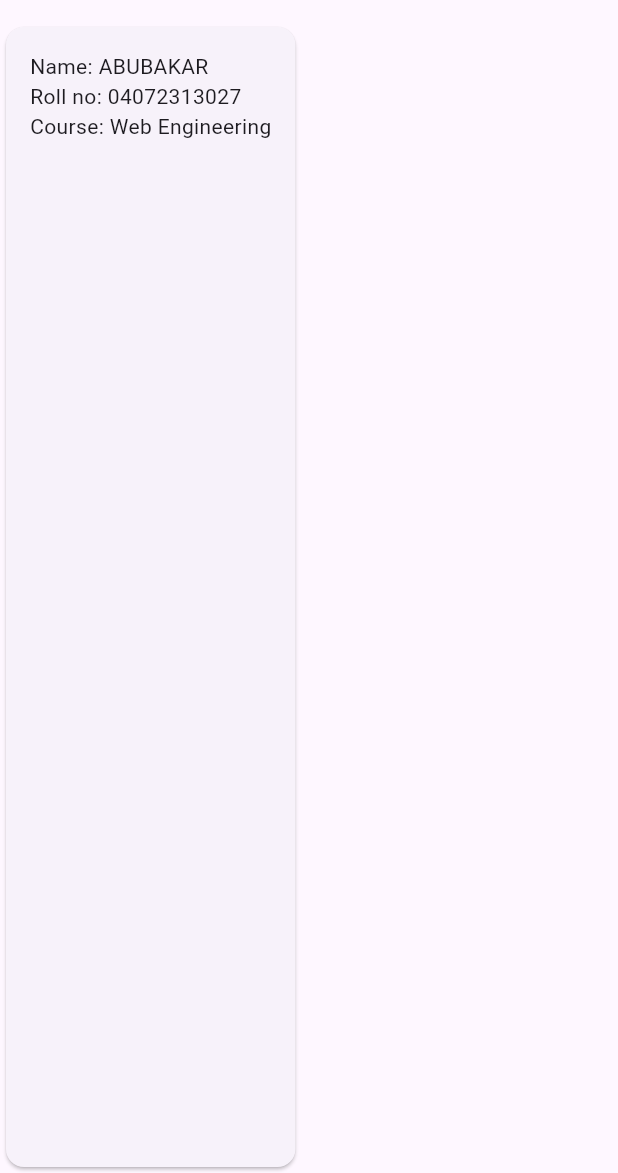
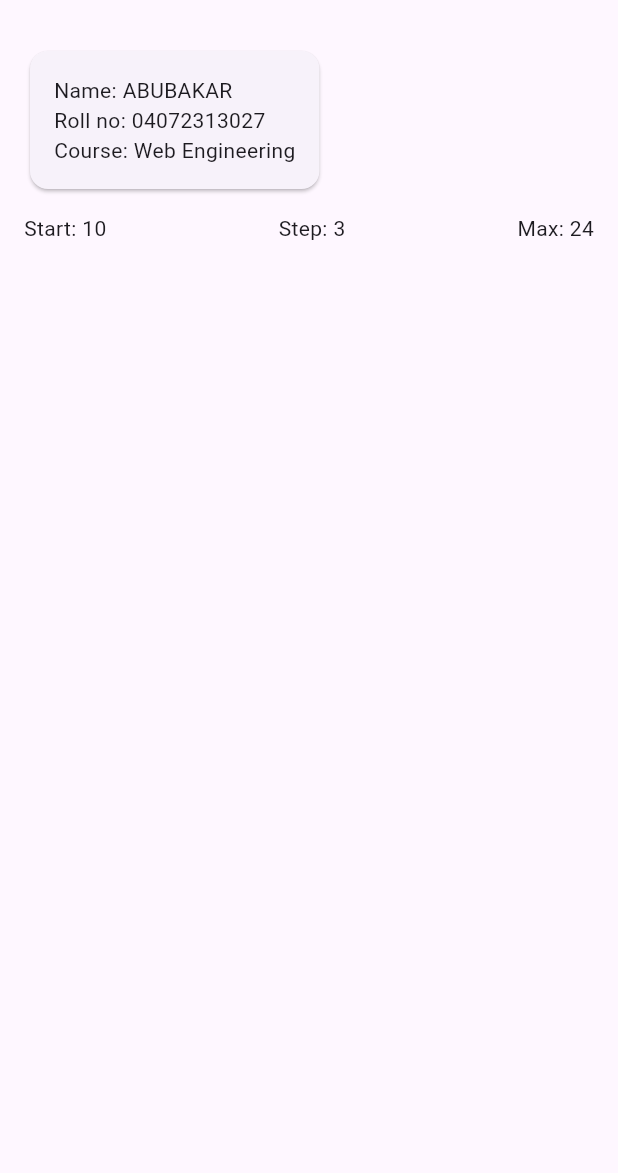
Before and after one commit to abubakar-aslam01/MAD_TASKS, a Flutter app: the screen it shows after launch, on a phone screen of 412 x 824 dp, the part 63-1236 px from its top. Run offline on Flutter 3.47's test engine with Material 3 defaults, Android fonts, the phone set to English and light mode, and no system bars.

Commit message:
Flutter lab: step 3

```diff
--- a/flutter_lab/lib/main.dart
+++ b/flutter_lab/lib/main.dart
@@ -55,9 +55,29 @@ class HomePage extends StatelessWidget {
 
   @override
   Widget build(BuildContext context) {
+    // Think (Step 3): LabApp -> MaterialApp -> HomePage -> Scaffold ->
+    // SingleChildScrollView -> Column -> Row -> Text('Max: ..')
+    // count the levels on your own paper tree.
     return Scaffold(
       appBar: AppBar(title: Text('Study Tracker: $course')),
-      body: StudentCard(name: studentName, roll: rollNo, course: course),
+      body: SingleChildScrollView(
+        padding: const EdgeInsets.all(16),
+        child: Column(
+          crossAxisAlignment: CrossAxisAlignment.start,
+          children: [
+            StudentCard(name: studentName, roll: rollNo, course: course),
+            const SizedBox(height: 12),
+            Row(
+              mainAxisAlignment: MainAxisAlignment.spaceBetween,
+              children: [
+                Text('Start: $startCount', key: const Key('info-start')),
+                Text('Step: $stepSize', key: const Key('info-step')),
+                Text('Max: $maxCount', key: const Key('info-max')),
+              ],
+            ),
+          ],
+        ),
+      ),
     );
   }
 }
```
